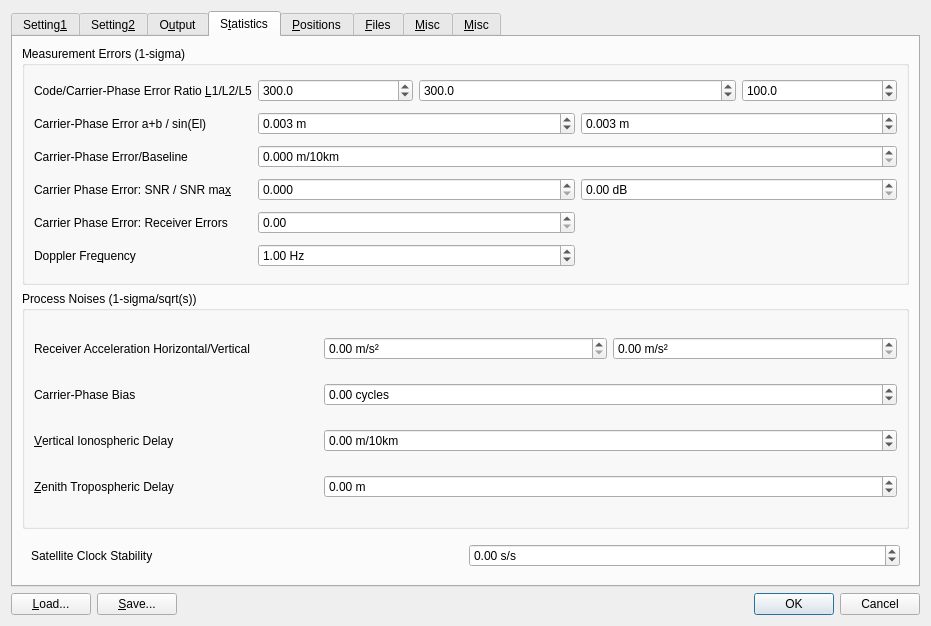
Above: app/qtapp/appcmn_qt/navi_post_opt.ui from ourairquality/RTKLIB before the change. Below: the same form after it.
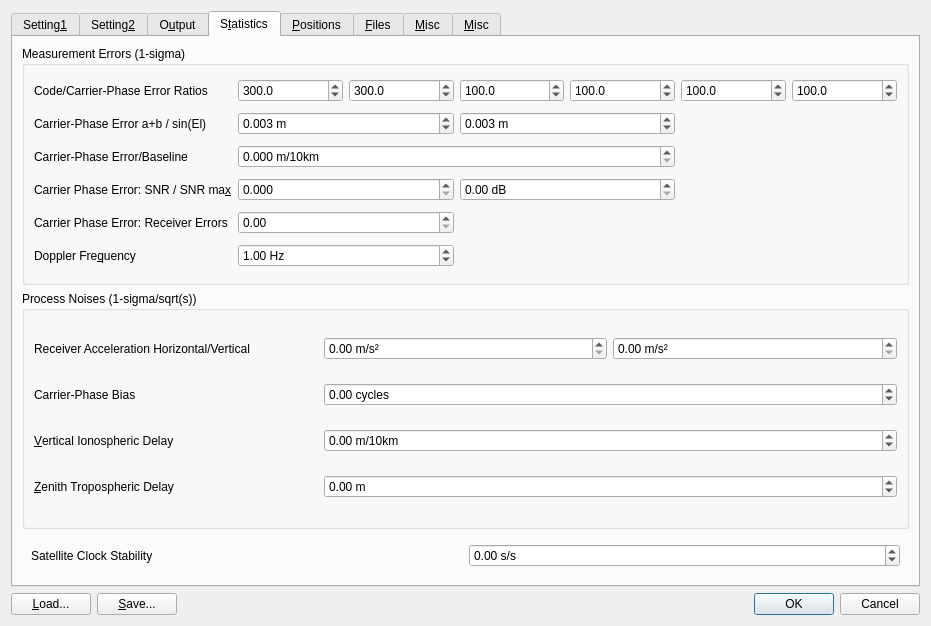
That is the form after the change. The open tabs and pages were chosen to show the change. Icons and pictures are not drawn. Custom widgets are drawn as their Qt base class.

```diff
--- a/app/qtapp/appcmn_qt/navi_post_opt.ui
+++ b/app/qtapp/appcmn_qt/navi_post_opt.ui
@@ -1921,10 +1921,90 @@
             </property>
            </widget>
           </item>
+          <item row="1" column="1">
+           <widget class="QDoubleSpinBox" name="sBMeasurementErrorR1">
+            <property name="toolTip">
+             <string>&lt;html&gt;&lt;head/&gt;&lt;body&gt;&lt;p&gt;Set the ratio of standard deviations of pseudorange errors to carrier-phase errors for F1 (option: &lt;span style=&quot; font-style:italic;&quot;&gt;stats-eratio1&lt;/span&gt;)&lt;/p&gt;&lt;/body&gt;&lt;/html&gt;</string>
+            </property>
+            <property name="decimals">
+             <number>1</number>
+            </property>
+            <property name="maximum">
+             <double>10000.000000000000000</double>
+            </property>
+            <property name="value">
+             <double>300.000000000000000</double>
+            </property>
+           </widget>
+          </item>
+          <item row="1" column="2">
+           <widget class="QDoubleSpinBox" name="sBMeasurementErrorR2">
+            <property name="toolTip">
+             <string>&lt;html&gt;&lt;head/&gt;&lt;body&gt;&lt;p&gt;Set the ratio of standard deviations of pseudorange errors to carrier-phase errors for F2 (option: &lt;span style=&quot; font-style:italic;&quot;&gt;stats-eratio2&lt;/span&gt;)&lt;/p&gt;&lt;/body&gt;&lt;/html&gt;</string>
+            </property>
+            <property name="decimals">
+             <number>1</number>
+            </property>
+            <property name="maximum">
+             <double>10000.000000000000000</double>
+            </property>
+            <property name="value">
+             <double>300.000000000000000</double>
+            </property>
+           </widget>
+          </item>
+          <item row="1" column="3">
+           <widget class="QDoubleSpinBox" name="sBMeasurementErrorR3">
+            <property name="toolTip">
+             <string>&lt;html&gt;&lt;head/&gt;&lt;body&gt;&lt;p&gt;Set the ratio of standard deviations of pseudorange errors to carrier-phase errors for F3 (option: &lt;span style=&quot; font-style:italic;&quot;&gt;stats-eratio3&lt;/span&gt;)&lt;/p&gt;&lt;/body&gt;&lt;/html&gt;</string>
+            </property>
+            <property name="decimals">
+             <number>1</number>
+            </property>
+            <property name="maximum">
+             <double>10000.000000000000000</double>
+            </property>
+            <property name="value">
+             <double>100.000000000000000</double>
+            </property>
+           </widget>
+          </item>
           <item row="1" column="4">
+           <widget class="QDoubleSpinBox" name="sBMeasurementErrorR4">
+            <property name="toolTip">
+             <string>&lt;html&gt;&lt;head/&gt;&lt;body&gt;&lt;p&gt;Set the ratio of standard deviations of pseudorange errors to carrier-phase errors for F4 (option: &lt;span style=&quot; font-style:italic;&quot;&gt;stats-eratio4&lt;/span&gt;)&lt;/p&gt;&lt;/body&gt;&lt;/html&gt;</string>
+            </property>
+            <property name="decimals">
+             <number>1</number>
+            </property>
+            <property name="maximum">
+             <double>10000.000000000000000</double>
+            </property>
+            <property name="value">
+             <double>100.000000000000000</double>
+            </property>
+           </widget>
+          </item>
+          <item row="1" column="5">
            <widget class="QDoubleSpinBox" name="sBMeasurementErrorR5">
             <property name="toolTip">
-             <string>&lt;html&gt;&lt;head/&gt;&lt;body&gt;&lt;p&gt;Set the ratio of standard deviations of pseudorange errors to carrier-phase errors for L5 (option: &lt;span style=&quot; font-style:italic;&quot;&gt;stats-eratio5&lt;/span&gt;)&lt;/p&gt;&lt;/body&gt;&lt;/html&gt;</string>
+             <string>&lt;html&gt;&lt;head/&gt;&lt;body&gt;&lt;p&gt;Set the ratio of standard deviations of pseudorange errors to carrier-phase errors for F5 (option: &lt;span style=&quot; font-style:italic;&quot;&gt;stats-eratio5&lt;/span&gt;)&lt;/p&gt;&lt;/body&gt;&lt;/html&gt;</string>
+            </property>
+            <property name="decimals">
+             <number>1</number>
+            </property>
+            <property name="maximum">
+             <double>10000.000000000000000</double>
+            </property>
+            <property name="value">
+             <double>100.000000000000000</double>
+            </property>
+           </widget>
+          </item>
+          <item row="1" column="6">
+           <widget class="QDoubleSpinBox" name="sBMeasurementErrorR6">
+            <property name="toolTip">
+             <string>&lt;html&gt;&lt;head/&gt;&lt;body&gt;&lt;p&gt;Set the ratio of standard deviations of pseudorange errors to carrier-phase errors for F6 (option: &lt;span style=&quot; font-style:italic;&quot;&gt;stats-eratio6&lt;/span&gt;)&lt;/p&gt;&lt;/body&gt;&lt;/html&gt;</string>
             </property>
             <property name="decimals">
              <number>1</number>
@@ -1963,38 +2043,6 @@
             </property>
            </widget>
           </item>
-          <item row="1" column="2" colspan="2">
-           <widget class="QDoubleSpinBox" name="sBMeasurementErrorR2">
-            <property name="toolTip">
-             <string>&lt;html&gt;&lt;head/&gt;&lt;body&gt;&lt;p&gt;Set the ratio of standard deviations of pseudorange errors to carrier-phase errors for L2 (option: &lt;span style=&quot; font-style:italic;&quot;&gt;stats-eratio2&lt;/span&gt;)&lt;/p&gt;&lt;/body&gt;&lt;/html&gt;</string>
-            </property>
-            <property name="decimals">
-             <number>1</number>
-            </property>
-            <property name="maximum">
-             <double>10000.000000000000000</double>
-            </property>
-            <property name="value">
-             <double>300.000000000000000</double>
-            </property>
-           </widget>
-          </item>
-          <item row="1" column="1">
-           <widget class="QDoubleSpinBox" name="sBMeasurementErrorR1">
-            <property name="toolTip">
-             <string>&lt;html&gt;&lt;head/&gt;&lt;body&gt;&lt;p&gt;Set the ratio of standard deviations of pseudorange errors to carrier-phase errors for L1 (option: &lt;span style=&quot; font-style:italic;&quot;&gt;stats-eratio1&lt;/span&gt;)&lt;/p&gt;&lt;/body&gt;&lt;/html&gt;</string>
-            </property>
-            <property name="decimals">
-             <number>1</number>
-            </property>
-            <property name="maximum">
-             <double>10000.000000000000000</double>
-            </property>
-            <property name="value">
-             <double>300.000000000000000</double>
-            </property>
-           </widget>
-          </item>
           <item row="5" column="1" colspan="4">
            <widget class="QDoubleSpinBox" name="sBMeasurementError4">
             <property name="toolTip">
@@ -2071,7 +2119,7 @@
              <bool>true</bool>
             </property>
             <property name="text">
-             <string>Code/Carrier-Phase Error Ratio &amp;L1/L2/L5</string>
+             <string>Code/Carrier-Phase Error Ratios</string>
             </property>
             <property name="buddy">
              <cstring>sBMeasurementErrorR1</cstring>
```
Left out of the diff: 3 changed lines with no effect on the pictures.
